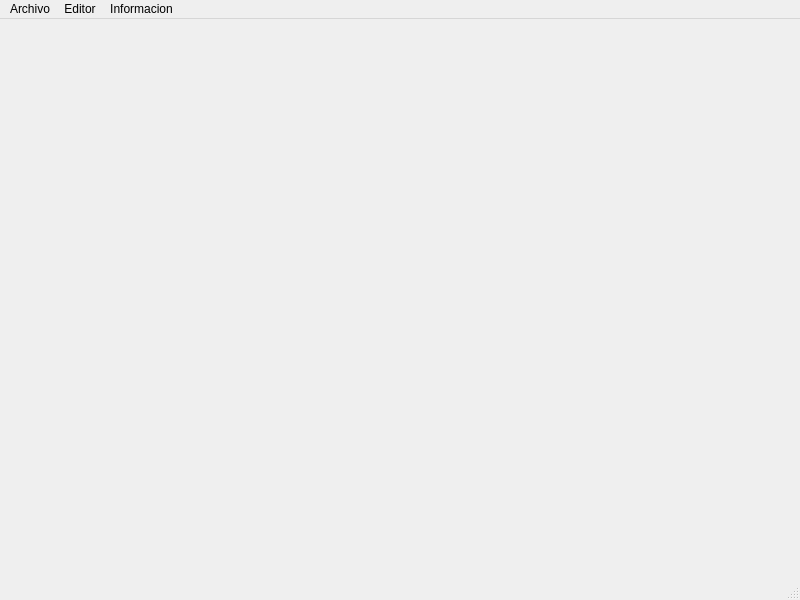
First picture: the form in principal.ui, repository DaniMena04/P60-Cine_Interfaz-, before the edit.
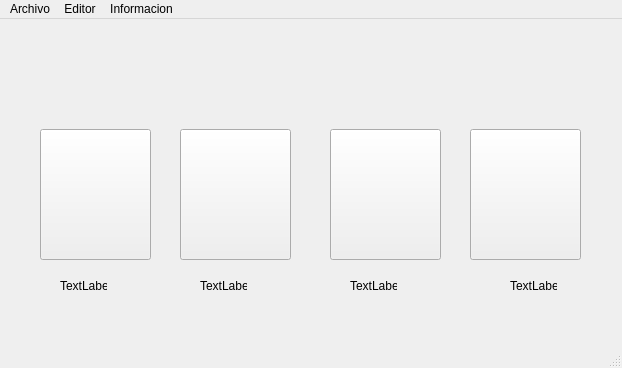
Second picture: the form after the edit. Icons and pictures are not drawn.

Patch:
```diff
--- a/principal.ui
+++ b/principal.ui
@@ -6,21 +6,182 @@
    <rect>
     <x>0</x>
     <y>0</y>
-    <width>800</width>
-    <height>600</height>
+    <width>622</width>
+    <height>368</height>
    </rect>
   </property>
   <property name="windowTitle">
    <string>Principal</string>
   </property>
-  <widget class="QWidget" name="centralwidget"/>
+  <widget class="QWidget" name="centralwidget">
+   <widget class="QLabel" name="label">
+    <property name="geometry">
+     <rect>
+      <x>180</x>
+      <y>20</y>
+      <width>281</width>
+      <height>71</height>
+     </rect>
+    </property>
+    <property name="styleSheet">
+     <string notr="true">image: url(:/Resources/Imagenes/e852ab9aec2cb234ca26f3161edfa5be.png);</string>
+    </property>
+    <property name="text">
+     <string/>
+    </property>
+   </widget>
+   <widget class="QWidget" name="widget" native="true">
+    <property name="geometry">
+     <rect>
+      <x>30</x>
+      <y>90</y>
+      <width>131</width>
+      <height>211</height>
+     </rect>
+    </property>
+    <widget class="QPushButton" name="pushButton">
+     <property name="geometry">
+      <rect>
+       <x>10</x>
+       <y>20</y>
+       <width>111</width>
+       <height>131</height>
+      </rect>
+     </property>
+     <property name="text">
+      <string/>
+     </property>
+    </widget>
+    <widget class="QLabel" name="label_2">
+     <property name="geometry">
+      <rect>
+       <x>30</x>
+       <y>170</y>
+       <width>47</width>
+       <height>13</height>
+      </rect>
+     </property>
+     <property name="text">
+      <string>TextLabel</string>
+     </property>
+    </widget>
+   </widget>
+   <widget class="QWidget" name="widget_2" native="true">
+    <property name="geometry">
+     <rect>
+      <x>170</x>
+      <y>90</y>
+      <width>131</width>
+      <height>211</height>
+     </rect>
+    </property>
+    <widget class="QPushButton" name="pushButton_2">
+     <property name="geometry">
+      <rect>
+       <x>10</x>
+       <y>20</y>
+       <width>111</width>
+       <height>131</height>
+      </rect>
+     </property>
+     <property name="text">
+      <string/>
+     </property>
+    </widget>
+    <widget class="QLabel" name="label_3">
+     <property name="geometry">
+      <rect>
+       <x>30</x>
+       <y>170</y>
+       <width>47</width>
+       <height>13</height>
+      </rect>
+     </property>
+     <property name="text">
+      <string>TextLabel</string>
+     </property>
+    </widget>
+   </widget>
+   <widget class="QWidget" name="widget_3" native="true">
+    <property name="geometry">
+     <rect>
+      <x>320</x>
+      <y>90</y>
+      <width>131</width>
+      <height>211</height>
+     </rect>
+    </property>
+    <widget class="QPushButton" name="pushButton_3">
+     <property name="geometry">
+      <rect>
+       <x>10</x>
+       <y>20</y>
+       <width>111</width>
+       <height>131</height>
+      </rect>
+     </property>
+     <property name="text">
+      <string/>
+     </property>
+    </widget>
+    <widget class="QLabel" name="label_4">
+     <property name="geometry">
+      <rect>
+       <x>30</x>
+       <y>170</y>
+       <width>47</width>
+       <height>13</height>
+      </rect>
+     </property>
+     <property name="text">
+      <string>TextLabel</string>
+     </property>
+    </widget>
+   </widget>
+   <widget class="QWidget" name="widget_4" native="true">
+    <property name="geometry">
+     <rect>
+      <x>460</x>
+      <y>90</y>
+      <width>131</width>
+      <height>211</height>
+     </rect>
+    </property>
+    <widget class="QPushButton" name="pushButton_4">
+     <property name="geometry">
+      <rect>
+       <x>10</x>
+       <y>20</y>
+       <width>111</width>
+       <height>131</height>
+      </rect>
+     </property>
+     <property name="text">
+      <string/>
+     </property>
+    </widget>
+    <widget class="QLabel" name="label_5">
+     <property name="geometry">
+      <rect>
+       <x>50</x>
+       <y>170</y>
+       <width>47</width>
+       <height>13</height>
+      </rect>
+     </property>
+     <property name="text">
+      <string>TextLabel</string>
+     </property>
+    </widget>
+   </widget>
+  </widget>
   <widget class="QMenuBar" name="menubar">
    <property name="geometry">
     <rect>
      <x>0</x>
      <y>0</y>
-     <width>800</width>
-     <height>21</height>
+     <width>622</width>
+     <height>20</height>
     </rect>
    </property>
    <widget class="QMenu" name="menuArchivo">
```
Left out of the diff: 7 changed lines with no effect on the pictures.
